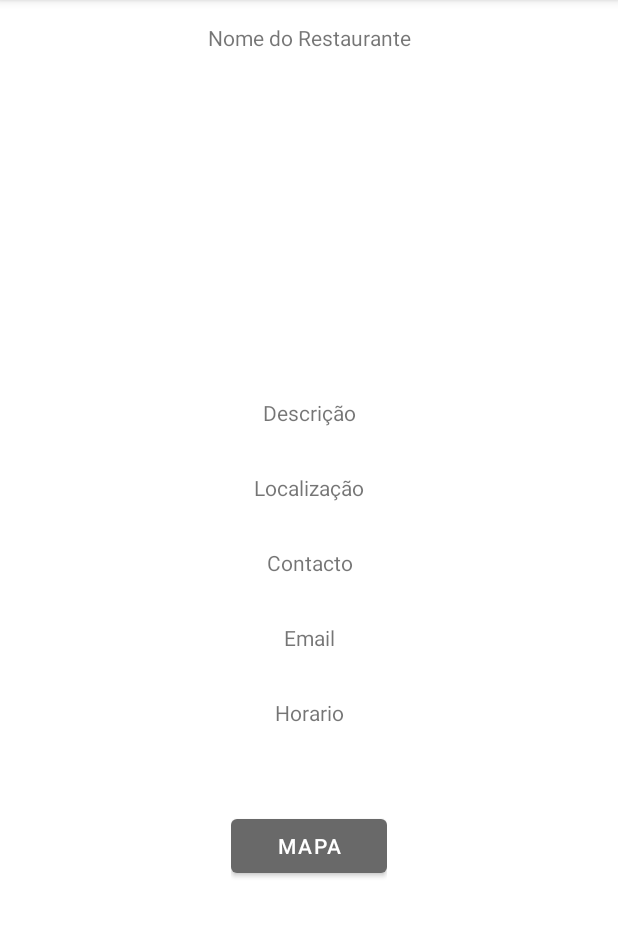
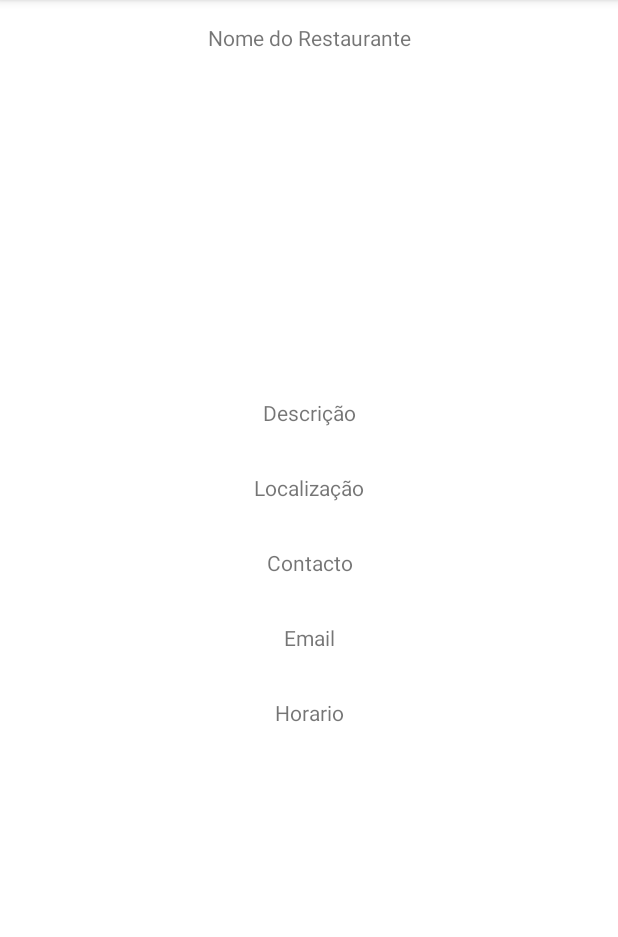
Before and after one commit to ferndiogo/Restaurants4you, an Android app: the RestaurantesActivity screen opened directly, with no data from a screen before it, on a phone screen of 412 x 824 dp, the part 84-1021 px from its top. Run offline under Robolectric (Android 15) with nearby library versions, the light colour scheme and no system bars; pictures from the network do not load; 2 statements that could not run were skipped.

Commit message:
XML para os detalhes de um restaurante

```diff
--- a/Restaurants4you/app/src/main/java/com/dam/restaurants4you/activity/Marcador.kt
+++ b/Restaurants4you/app/src/main/java/com/dam/restaurants4you/activity/Marcador.kt
@@ -29,7 +29,7 @@ class Marcador: InfoWindow {
         closeAllInfoWindowsOn(mapView)
 
         // acesso ao botão e textView
-        val myHelloButton = mView.findViewById<Button>(R.id.HelloBT)
+        val myHelloButton = mView.findViewById<Button>(R.id.btnInfo)
         val myTextView = mView.findViewById<TextView>(R.id.textView)
 
         // define um valor à TextView
--- a/Restaurants4you/app/src/main/res/layout/janela_detalhes.xml
+++ b/Restaurants4you/app/src/main/res/layout/janela_detalhes.xml
@@ -33,7 +33,7 @@
                 android:adjustViewBounds="true" />
 
             <LinearLayout
-                android:layout_width="wrap_content"
+                android:layout_width="match_parent"
                 android:layout_height="match_parent"
                 android:layout_gravity="center"
                 android:orientation="vertical">
@@ -78,13 +78,6 @@
                     android:text="Horario"
                     android:textAlignment="center"></TextView>
 
-                <Button
-                    android:id="@+id/button"
-                    android:layout_width="match_parent"
-                    android:layout_height="wrap_content"
-                    android:layout_marginTop="40dp"
-                    android:text="Mapa" />
-
             </LinearLayout>
         </LinearLayout>
     </ScrollView>
```
Also changed, not shown: Restaurants4you/app/src/main/java/com/dam/restaurants4you/activity/RestaurantesActivity.kt (+35 -6 lines), Restaurants4you/app/src/main/res/drawable/marcador.png.
